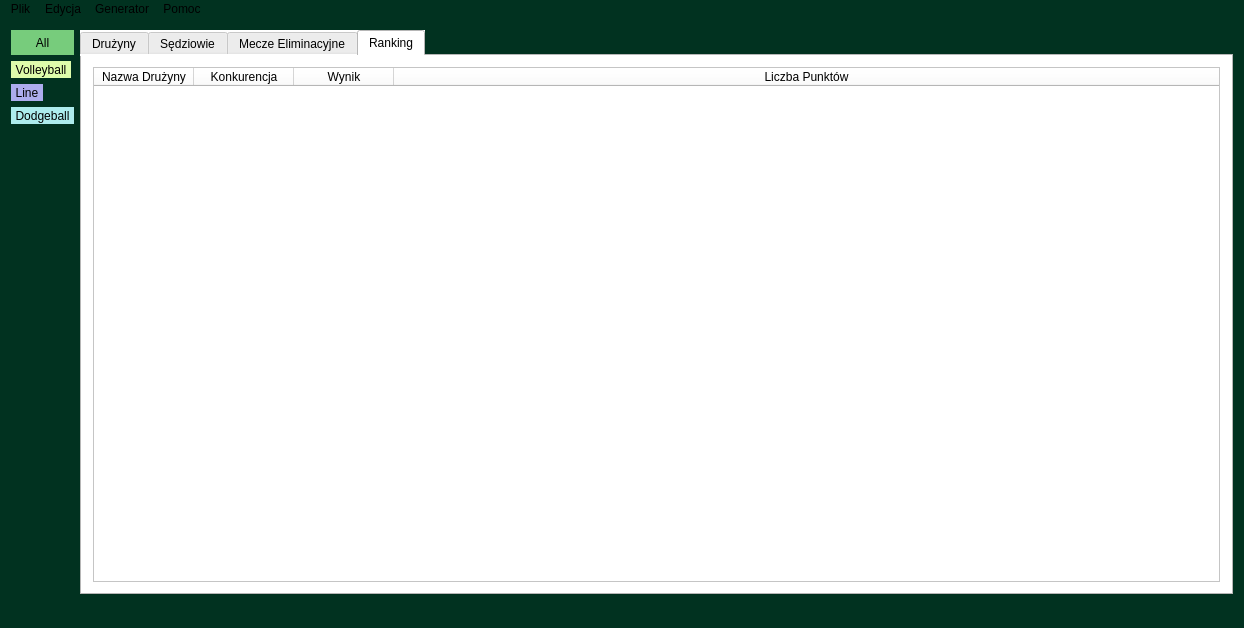
Karoru19/Project, file Projekt/mainwindow.ui: the form before one commit.
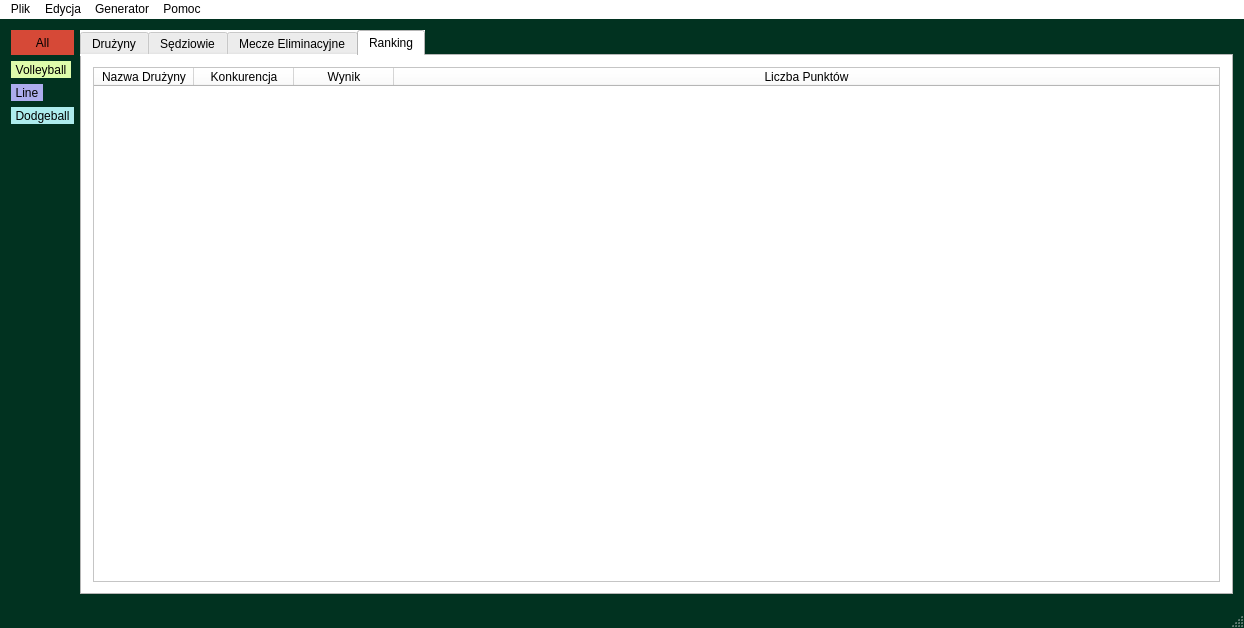
The form after the commit. Icons and pictures are not drawn.

What changed in the file:
```diff
--- a/Projekt/mainwindow.ui
+++ b/Projekt/mainwindow.ui
@@ -18,7 +18,12 @@
     <normaloff>:/Icons/Resources/ThumbnailAction.png</normaloff>:/Icons/Resources/ThumbnailAction.png</iconset>
   </property>
   <property name="styleSheet">
-   <string notr="true">Background-color: #013220</string>
+   <string notr="true">QMainWindow{
+Background-color: #013220;
+}
+QMenuBar {
+background-color: #FFFFFF;
+}</string>
   </property>
   <widget class="QWidget" name="centralWidget">
    <layout class="QHBoxLayout" name="horizontalLayout">
@@ -44,7 +49,7 @@
 	border: none;
 }
 QToolButton:checked{
-	background-color: #77cc7c;
+	background-color: #d64937;
 }</string>
         </property>
         <property name="text">
@@ -408,7 +413,7 @@
      <x>0</x>
      <y>0</y>
      <width>1244</width>
-     <height>25</height>
+     <height>26</height>
     </rect>
    </property>
    <widget class="QMenu" name="menuXD">
```
Left out of the diff: 21 changed lines with no effect on the pictures.
